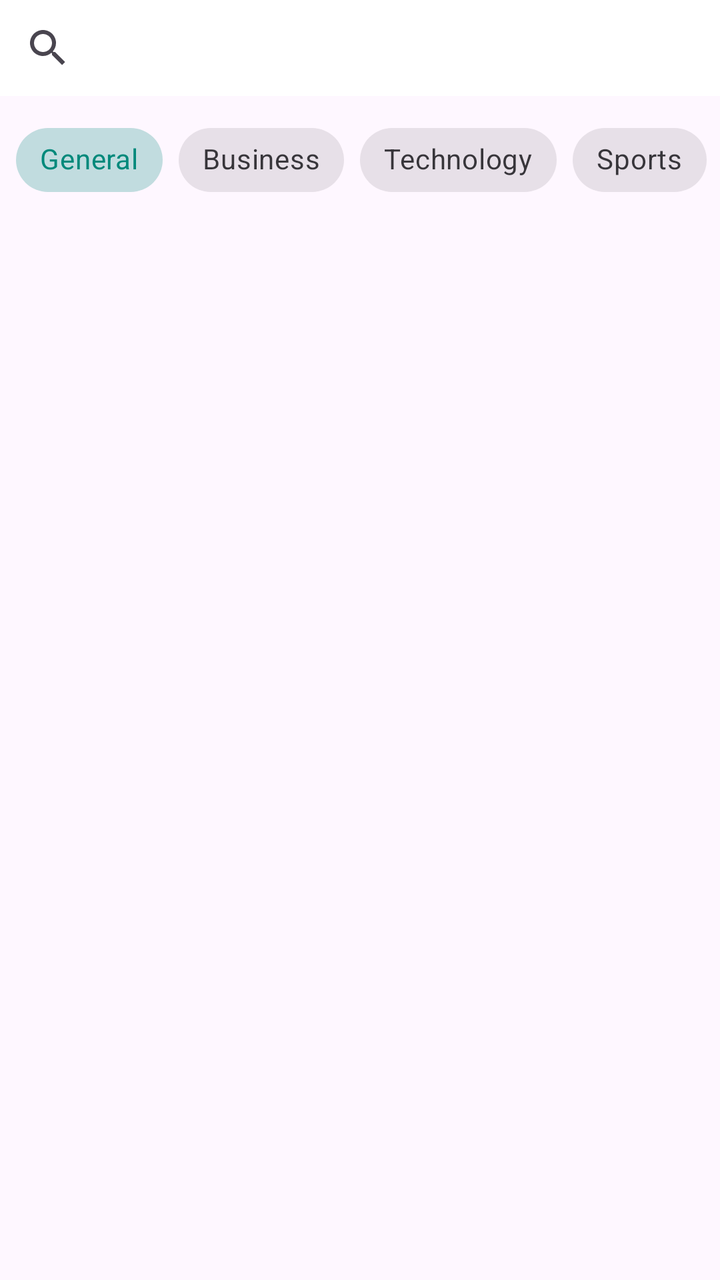
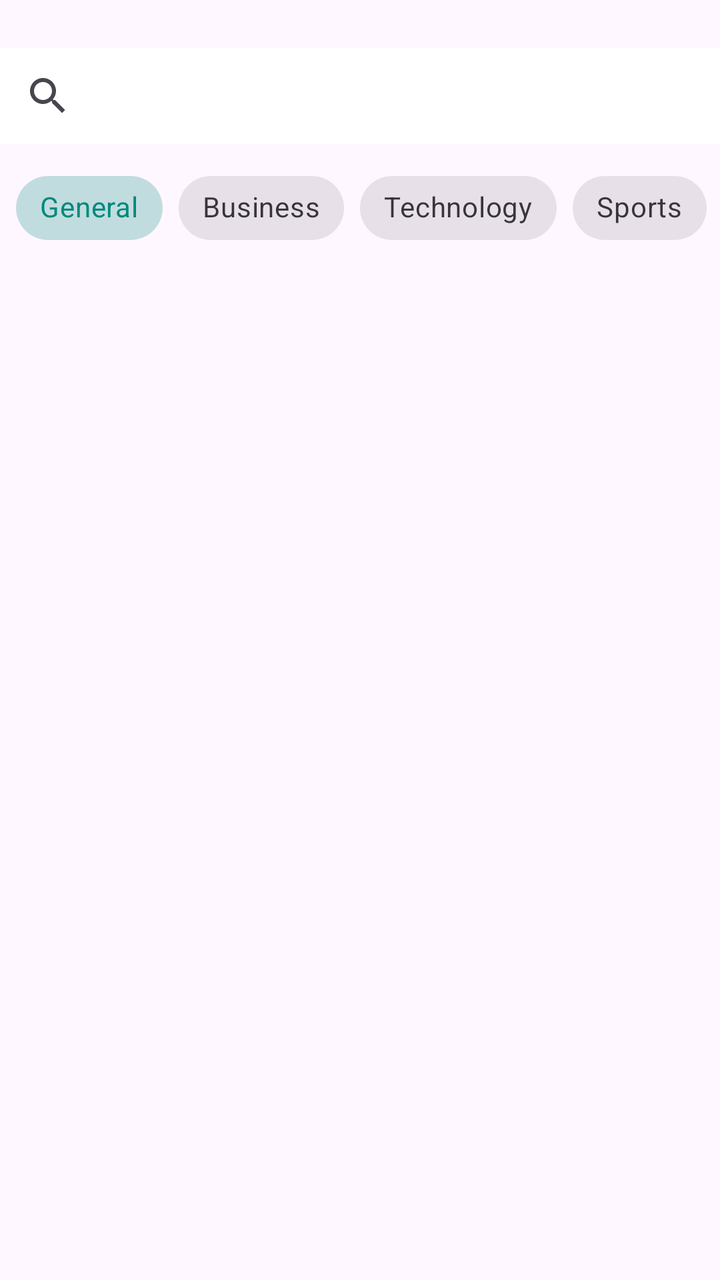

An Android layout rendered at two revisions. The XML below is the earlier revision; the diff shows what the commit changed to produce the second picture.
<!-- AndroidManifest.xml: application theme Theme.NewsNow -->
<!-- res/layout/activity_main.xml -->
<?xml version="1.0" encoding="utf-8"?>
<androidx.constraintlayout.widget.ConstraintLayout xmlns:android="http://schemas.android.com/apk/res/android"
    xmlns:app="http://schemas.android.com/apk/res-auto"
    xmlns:tools="http://schemas.android.com/tools"
    android:layout_width="match_parent"
    android:layout_height="match_parent"
    tools:context=".MainActivity">

    <com.google.android.material.appbar.AppBarLayout
        android:id="@+id/appBarLayout"
        android:layout_width="match_parent"
        android:layout_height="wrap_content"
        app:layout_constraintTop_toTopOf="parent">

        <androidx.appcompat.widget.SearchView
            android:id="@+id/searchView"
            android:layout_width="match_parent"
            android:layout_height="wrap_content"
            android:background="@android:color/white"
            android:iconifiedByDefault="false"
            android:queryHint="Search news..." />

    </com.google.android.material.appbar.AppBarLayout>

    <HorizontalScrollView
        android:id="@+id/chipScrollView"
        android:layout_width="match_parent"
        android:layout_height="wrap_content"
        android:scrollbars="none"
        app:layout_constraintTop_toBottomOf="@id/appBarLayout">

        <com.google.android.material.chip.ChipGroup
            android:id="@+id/categoryChipGroup"
            android:layout_width="wrap_content"
            android:layout_height="wrap_content"
            android:padding="8dp"
            app:singleSelection="true">

            <com.google.android.material.chip.Chip
                android:id="@+id/chipGeneral"
                style="@style/Widget.MaterialComponents.Chip.Choice"
                android:layout_width="wrap_content"
                android:layout_height="wrap_content"
                android:checked="true"
                android:text="General" />

            <com.google.android.material.chip.Chip
                android:id="@+id/chipBusiness"
                style="@style/Widget.MaterialComponents.Chip.Choice"
                android:layout_width="wrap_content"
                android:layout_height="wrap_content"
                android:text="Business" />

            <com.google.android.material.chip.Chip
                android:id="@+id/chipTechnology"
                style="@style/Widget.MaterialComponents.Chip.Choice"
                android:layout_width="wrap_content"
                android:layout_height="wrap_content"
                android:text="Technology" />

            <com.google.android.material.chip.Chip
                android:id="@+id/chipSports"
                style="@style/Widget.MaterialComponents.Chip.Choice"
                android:layout_width="wrap_content"
                android:layout_height="wrap_content"
                android:text="Sports" />

            <com.google.android.material.chip.Chip
                android:id="@+id/chipEntertainment"
                style="@style/Widget.MaterialComponents.Chip.Choice"
                android:layout_width="wrap_content"
                android:layout_height="wrap_content"
                android:text="Entertainment" />

            <com.google.android.material.chip.Chip
                android:id="@+id/chipHealth"
                style="@style/Widget.MaterialComponents.Chip.Choice"
                android:layout_width="wrap_content"
                android:layout_height="wrap_content"
                android:text="Health" />

            <com.google.android.material.chip.Chip
                android:id="@+id/chipScience"
                style="@style/Widget.MaterialComponents.Chip.Choice"
                android:layout_width="wrap_content"
                android:layout_height="wrap_content"
                android:text="Science" />

        </com.google.android.material.chip.ChipGroup>
    </HorizontalScrollView>

    <com.google.android.material.progressindicator.LinearProgressIndicator
        android:id="@+id/progress_bar"
        android:layout_width="match_parent"
        android:layout_height="wrap_content"
        android:indeterminate="true"
        android:visibility="gone"
        app:layout_constraintTop_toBottomOf="@id/chipScrollView" />

    <androidx.recyclerview.widget.RecyclerView
        android:id="@+id/news_recycler_view"
        android:layout_width="match_parent"
        android:layout_height="0dp"
        app:layout_constraintBottom_toBottomOf="parent"
        app:layout_constraintTop_toBottomOf="@id/progress_bar" />

</androidx.constraintlayout.widget.ConstraintLayout>
<!-- resources referenced by this layout -->
<resources>
  <style name="Theme.NewsNow" parent="Base.Theme.NewsNow" />
  <style name="Base.Theme.NewsNow" parent="Theme.Material3.DayNight.NoActionBar">
          <item name="colorPrimary">@color/my_primary</item>
          <item name="colorPrimaryVariant">@color/my_primary</item>
          <item name="colorOnPrimary">@color/white</item>
  
          <item name="colorSecondary">@color/my_secondary</item>
          <item name="colorSecondaryVariant">@color/teal_700</item>
          <item name="colorOnSecondary">@color/black</item>
  
          <item name="android:statusBarColor">@color/my_primary</item>
          
      </style>
  <color name="my_primary">#00897B</color>
  <color name="white">#FFFFFFFF</color>
  <color name="my_secondary">#00796B</color>
  <color name="black">#FF000000</color>
</resources>

<!-- the commit's change to res/layout/activity_main.xml (unified diff, before → after) -->
@@ -10,6 +10,10 @@
         android:id="@+id/appBarLayout"
         android:layout_width="match_parent"
         android:layout_height="wrap_content"
+        android:layout_marginTop="24dp"
+        android:background="@android:color/transparent"
+        android:elevation="0dp"
+        app:elevation="0dp"
         app:layout_constraintTop_toTopOf="parent">
 
         <androidx.appcompat.widget.SearchView
